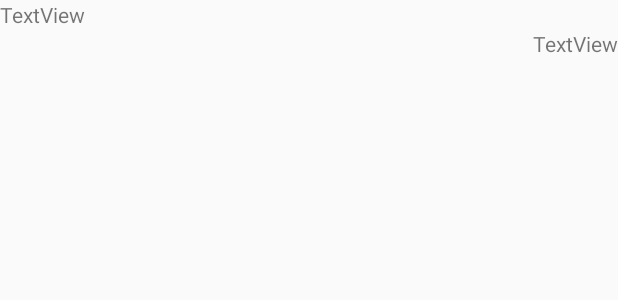
After one commit to kentaro0113/55th_application, an Android app: the layout listitem_info.xml on its own in the app's theme, with its tools: preview values and no code run, on a phone screen of 412 x 824 dp. The commit adds this screen. Shown: the top 300 px of the screen. Run offline under Robolectric (Android 15) with nearby library versions, the phone set to English and light mode, and no system bars.

Commit message:
新着情報にウェブから取得した情報を表示するように調整

```diff
--- a/app/src/main/java/com/chibafes/chibafes55/HttpPostAsync.java
+++ b/app/src/main/java/com/chibafes/chibafes55/HttpPostAsync.java
@@ -94,7 +94,7 @@ public class HttpPostAsync extends AsyncTask<String, Integer, String> {
                     StringBuilder sb = new StringBuilder();
                     String buf;
                     while ((buf = br.readLine()) != null) {
-                        sb.append(buf);
+                        sb.append(buf + "\n"); // 改行コードを付与する形に変更
                         Log.d("HTTP_POST", buf);
                     }
                     result = new String(sb);
--- a/app/src/main/java/com/chibafes/chibafes55/KikakuAllActivity.java
+++ b/app/src/main/java/com/chibafes/chibafes55/KikakuAllActivity.java
@@ -27,10 +27,6 @@ public class KikakuAllActivity extends Fragment implements ViewPager.OnPageChang
                              Bundle savedInstanceState) {
         // Inflate the layout for this fragment
         View view = inflater.inflate(R.layout.activity_kikakuall, container, false);
-
-        Toolbar toolbar = (Toolbar) view.findViewById(R.id.toolbar);
-        toolbar.setTitle("TITLE");
-        //setSupportActionBar(toolbar);
 
         TabLayout tabLayout = (TabLayout) view.findViewById(R.id.tabs);
         ViewPager viewPager = (ViewPager) view.findViewById(R.id.pager);
--- a/app/src/main/java/com/chibafes/chibafes55/Statics.java
+++ b/app/src/main/java/com/chibafes/chibafes55/Statics.java
@@ -12,7 +12,13 @@ public class Statics {
     public static final String URL_CHIBAFES_WEB = "http://chibafes.com/";
 
     public static final int NONE                = -1;
+    public static final int LIMIT_COUNT_NO      = 99999; // 各リストの最大index値（保険）
 
     public static final int TYPE_SELECT         = 1; // アンケート：選択式
     public static final int TYPE_TEXT           = 2; // アンケート：記述式
+
+    public static final int DATA_CATEGORY_INFO      = 1; // データカテゴリ：新着情報
+    public static final int DATA_CATEGORY_KIKAKU    = 2; // データカテゴリ：企画
+    public static final int DATA_CATEGORY_STAGE     = 3; // データカテゴリ：ステージ
+    public static final int DATA_CATEGORY_STREET    = 4; // データカテゴリ：ストパ
 }
--- a/app/src/main/res/layout/activity_kikakuall.xml
+++ b/app/src/main/res/layout/activity_kikakuall.xml
@@ -5,12 +5,6 @@
     android:layout_width="match_parent"
     android:layout_height="match_parent"
     tools:context=".MainActivity">
-
-    <android.support.v7.widget.Toolbar
-        android:id="@+id/toolbar"
-        android:layout_width="match_parent"
-        android:layout_height="wrap_content"
-        android:background="?attr/colorPrimary" />
 
     <android.support.design.widget.TabLayout
         android:id="@+id/tabs"
--- /dev/null
+++ b/app/src/main/res/layout/listitem_info.xml
@@ -0,0 +1,19 @@
+<?xml version="1.0" encoding="utf-8"?>
+<LinearLayout xmlns:android="http://schemas.android.com/apk/res/android"
+    android:layout_width="match_parent"
+    android:layout_height="wrap_content"
+    android:orientation="vertical">
+
+    <TextView
+        android:id="@+id/textTitle"
+        android:layout_width="match_parent"
+        android:layout_height="wrap_content"
+        android:text="TextView" />
+
+    <TextView
+        android:id="@+id/textTime"
+        android:layout_width="wrap_content"
+        android:layout_height="wrap_content"
+        android:layout_gravity="right"
+        android:text="TextView" />
+</LinearLayout>
```
Also changed, not shown: app/src/main/java/com/chibafes/chibafes55/InfoActivity.java (+93 -35 lines), app/src/main/java/com/chibafes/chibafes55/MainActivity.java (+12 -2 lines).
